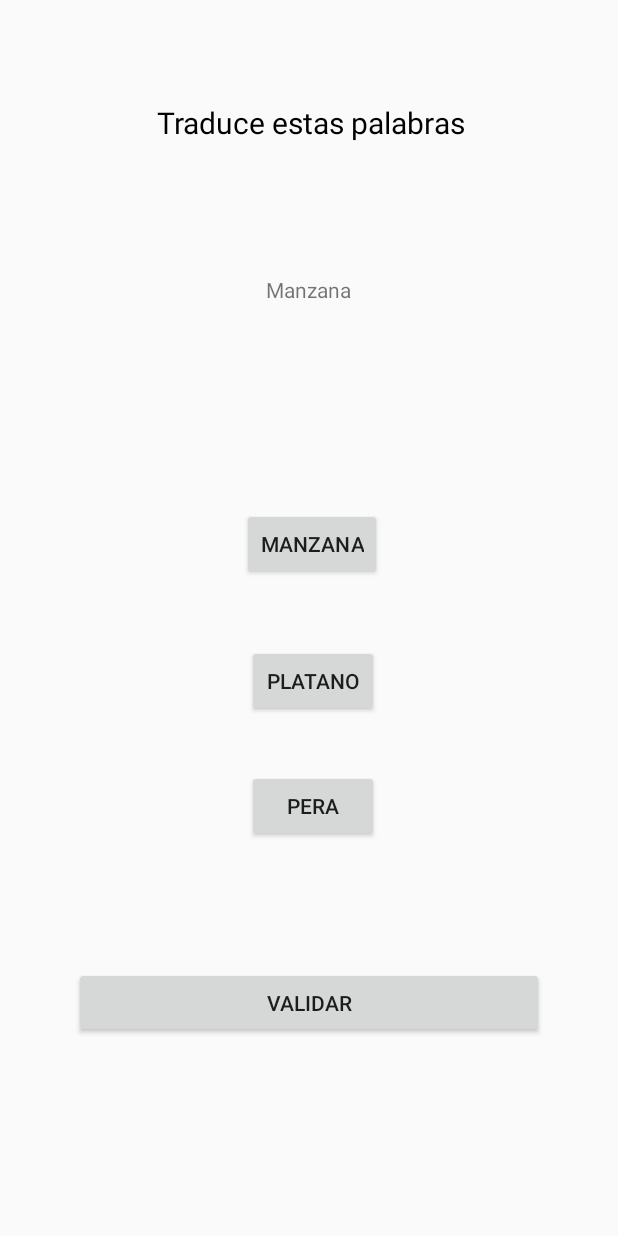
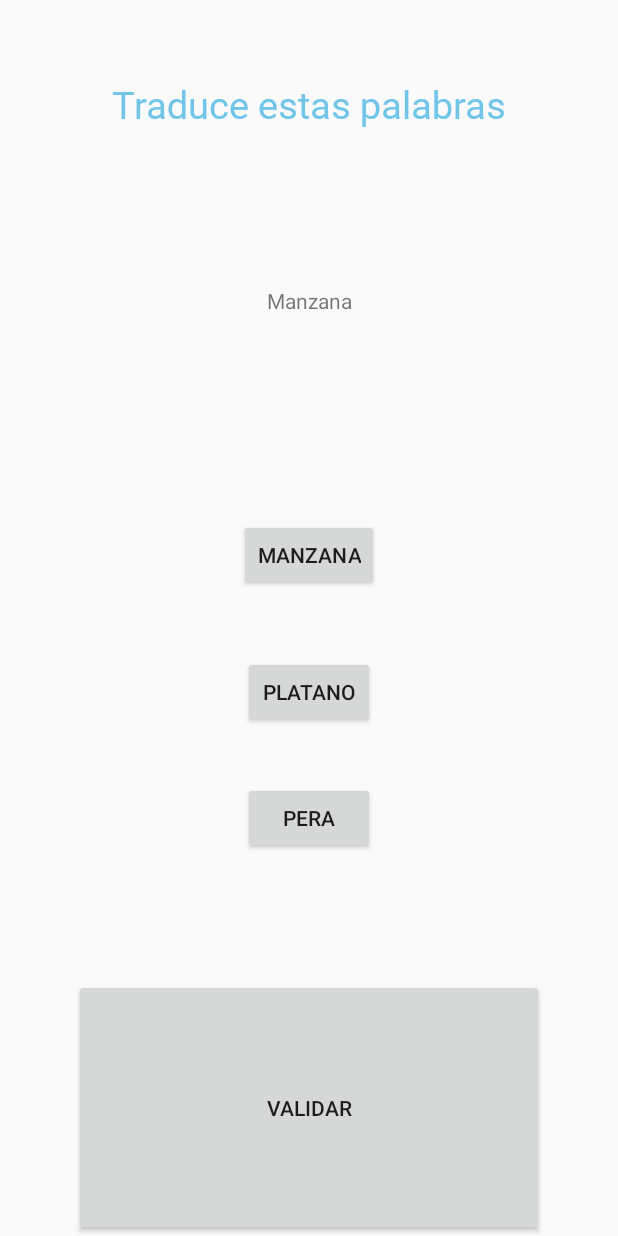
Before and after one commit to eduscnr/Idiomaster, an Android app: the TraducePalabras screen opened directly, with no data from a screen before it, on a phone screen of 412 x 824 dp. Run offline under Robolectric (Android 15) with nearby library versions, the phone set to English and light mode, and no system bars; our stand-ins replace navigation-ui; 7 statements that could not run were skipped.

Commit message:
Aplicación de un estilo para el texto de los enunciados

```diff
--- a/app/src/main/java/com/example/idiomaster/ui/home/HomeFragment.java
+++ b/app/src/main/java/com/example/idiomaster/ui/home/HomeFragment.java
@@ -74,7 +74,6 @@ public class HomeFragment extends Fragment implements AdaptadorNivel.listener{
                         niveles.add(n);
                     }
                 }
-                System.out.println("HOla");
                 adaptadorNivel = new AdaptadorNivel(niveles, listener);
                 System.out.println(niveles);
                 r.setAdapter(adaptadorNivel);
--- a/app/src/main/res/layout/activity_traduce_palabras.xml
+++ b/app/src/main/res/layout/activity_traduce_palabras.xml
@@ -5,18 +5,17 @@
     android:layout_width="match_parent"
     android:layout_height="match_parent"
     tools:context=".ui.minijuegos.TraducePalabras">
+
         <TextView
             android:id="@+id/textView2"
+            style="@style/enunciado_ejercicio"
             android:layout_width="wrap_content"
             android:layout_height="wrap_content"
-            android:layout_marginStart="100dp"
-            android:layout_marginTop="68dp"
-            android:layout_marginEnd="102dp"
-            android:text="Traduce estas palabras"
-            android:textColor="@color/black"
-            android:textSize="20sp"
+            android:layout_marginTop="52dp"
+            android:layout_marginBottom="104dp"
+            android:text="@string/enunciado_primer_ejercicio"
+            app:layout_constraintBottom_toTopOf="@+id/palabraTraducir"
             app:layout_constraintEnd_toEndOf="parent"
-            app:layout_constraintHorizontal_bias="1.0"
             app:layout_constraintStart_toStartOf="parent"
             app:layout_constraintTop_toTopOf="parent" />
 
@@ -24,10 +23,9 @@
             android:id="@+id/palabraTraducir"
             android:layout_width="wrap_content"
             android:layout_height="wrap_content"
-            android:layout_marginStart="184dp"
-            android:layout_marginTop="88dp"
-            android:layout_marginEnd="185dp"
+            android:layout_marginBottom="136dp"
             android:text="Manzana"
+            app:layout_constraintBottom_toTopOf="@+id/palabraUno"
             app:layout_constraintEnd_toEndOf="parent"
             app:layout_constraintStart_toStartOf="parent"
             app:layout_constraintTop_toBottomOf="@+id/textView2" />
@@ -36,12 +34,10 @@
             android:id="@+id/palabraUno"
             android:layout_width="wrap_content"
             android:layout_height="wrap_content"
-            android:layout_marginStart="161dp"
-            android:layout_marginTop="136dp"
-            android:layout_marginEnd="156dp"
+            android:layout_marginBottom="43dp"
             android:text="Manzana"
+            app:layout_constraintBottom_toTopOf="@+id/palabraDos"
             app:layout_constraintEnd_toEndOf="parent"
-            app:layout_constraintHorizontal_bias="0.0"
             app:layout_constraintStart_toStartOf="parent"
             app:layout_constraintTop_toBottomOf="@+id/palabraTraducir" />
 
@@ -49,35 +45,32 @@
             android:id="@+id/palabraDos"
             android:layout_width="wrap_content"
             android:layout_height="wrap_content"
-            android:layout_marginStart="161dp"
-            android:layout_marginTop="43dp"
-            android:layout_marginEnd="156dp"
+            android:layout_marginBottom="36dp"
             android:text="Platano"
-            app:layout_constraintEnd_toEndOf="parent"
-            app:layout_constraintStart_toStartOf="parent"
+            app:layout_constraintBottom_toTopOf="@+id/palabraTres"
+            app:layout_constraintStart_toStartOf="@+id/palabraTres"
             app:layout_constraintTop_toBottomOf="@+id/palabraUno" />
 
         <Button
             android:id="@+id/palabraTres"
             android:layout_width="wrap_content"
             android:layout_height="wrap_content"
-            android:layout_marginStart="161dp"
-            android:layout_marginTop="35dp"
-            android:layout_marginEnd="156dp"
+            android:layout_marginBottom="83dp"
             android:text="Pera"
+            app:layout_constraintBottom_toTopOf="@+id/validar"
             app:layout_constraintEnd_toEndOf="parent"
             app:layout_constraintStart_toStartOf="parent"
             app:layout_constraintTop_toBottomOf="@+id/palabraDos" />
 
         <Button
             android:id="@+id/validar"
-            android:layout_width="313dp"
-            android:layout_height="47dp"
+            android:layout_width="0dp"
+            android:layout_height="0dp"
             android:layout_marginStart="49dp"
-            android:layout_marginTop="83dp"
             android:layout_marginEnd="49dp"
             android:text="Validar"
+            app:layout_constraintBottom_toBottomOf="parent"
             app:layout_constraintEnd_toEndOf="parent"
             app:layout_constraintStart_toStartOf="parent"
-            app:layout_constraintTop_toBottomOf="@+id/palabraTres"/>
+            app:layout_constraintTop_toBottomOf="@+id/palabraTres" />
 </androidx.constraintlayout.widget.ConstraintLayout>
--- a/app/src/main/res/values/strings.xml
+++ b/app/src/main/res/values/strings.xml
@@ -3,6 +3,6 @@
     <string name="title_home">Home</string>
     <string name="title_dashboard">Dashboard</string>
     <string name="title_notifications">Notifications</string>
-    <!-- TODO: Remove or change this placeholder text -->
     <string name="hello_blank_fragment">Hello blank fragment</string>
+    <string name="enunciado_primer_ejercicio">Traduce estas palabras</string>
 </resources>
--- a/app/src/main/res/values/themes.xml
+++ b/app/src/main/res/values/themes.xml
@@ -2,15 +2,22 @@
     <!-- Base application theme. -->
     <style name="Theme.Idiomaster" parent="Theme.MaterialComponents.DayNight.DarkActionBar">
         <!-- Primary brand color. -->
-        <item name="colorPrimary">@color/purple_500</item>
+        <item name="colorPrimary">@color/azul</item>
         <item name="colorPrimaryVariant">@color/purple_700</item>
         <item name="colorOnPrimary">@color/white</item>
         <!-- Secondary brand color. -->
         <item name="colorSecondary">@color/teal_200</item>
         <item name="colorSecondaryVariant">@color/teal_700</item>
         <item name="colorOnSecondary">@color/black</item>
+
+        <item name="android:toolbarStyle">@color/azul</item>
         <!-- Status bar color. -->
-        <item name="android:statusBarColor">?attr/colorPrimaryVariant</item>
+        <item name="android:statusBarColor">@color/black</item>
         <!-- Customize your theme here. -->
     </style>
+    <style name="enunciado_ejercicio">
+        <item name="android:textColor">@color/azul</item>
+        <item name="android:textSize">25dp</item>
+        <item name="android:fontFamily">@font/fontspring_grotesco_bold</item>
+    </style>
 </resources>
```
